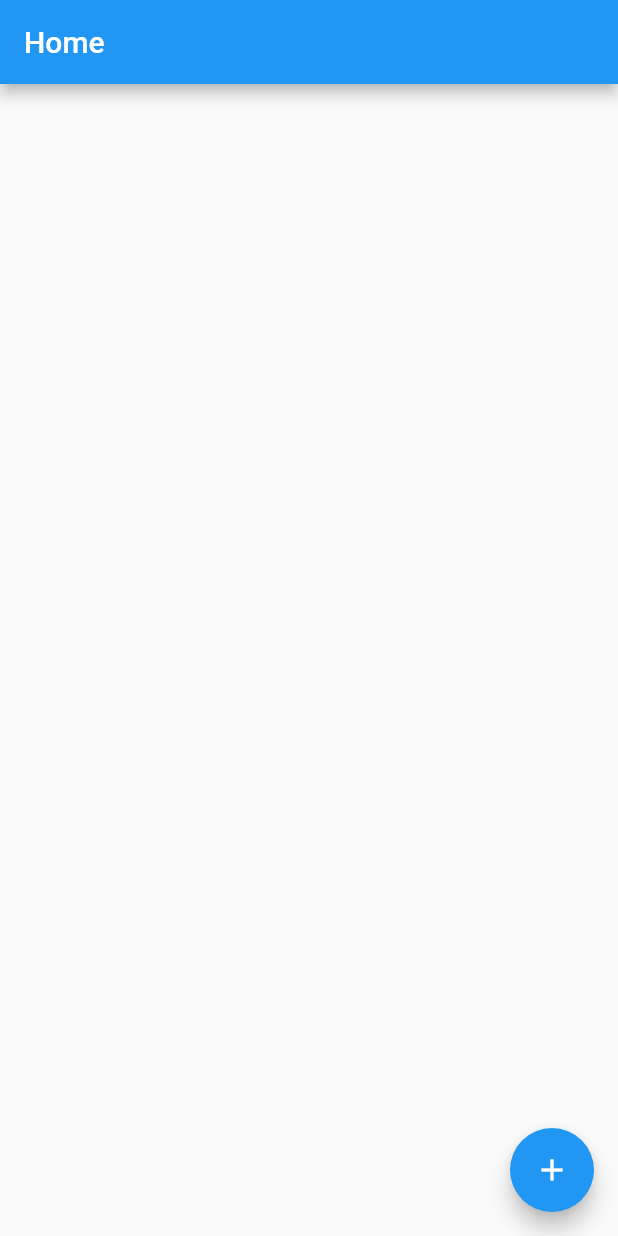
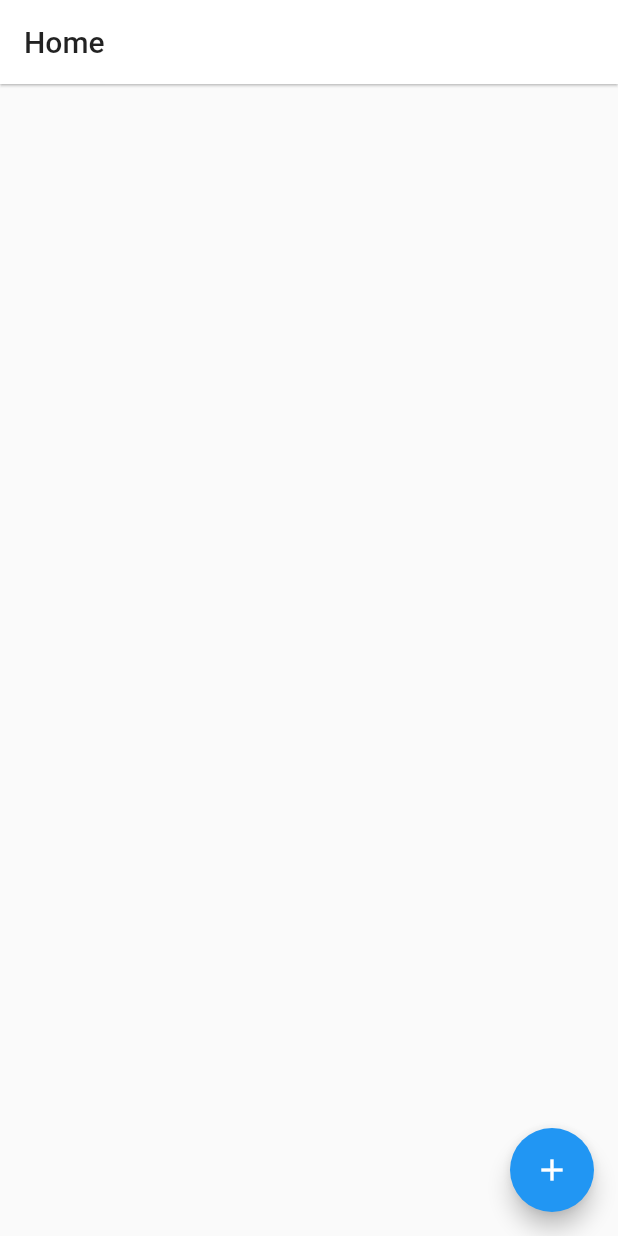
Before and after one commit to HAUDRAUFHAUN/music_lobby, a Flutter app: the screen it shows after launch, on a phone screen of 412 x 824 dp. Run offline on Flutter 3.47's test engine with Material 2 defaults, Android fonts, the phone set to English and light mode, and no system bars.

Commit message:
improved ui

```diff
--- a/lib/main.dart
+++ b/lib/main.dart
@@ -5,7 +5,7 @@ void main() {
 }
 
 class MyApp extends StatelessWidget {
-  // This widget is the root of your application.
+  // This widget is the root of the application.
   @override
   Widget build(BuildContext context) {
     return MaterialApp(
@@ -20,8 +20,7 @@ class MyApp extends StatelessWidget {
           // or simply save your changes to "hot reload" in a Flutter IDE).
           // Notice that the counter didn't reset back to zero; the application
           // is not restarted.
-        primarySwatch: Colors.blue,
-      ),
+          primaryColor: Colors.white),
       home: MyHomePage(title: 'Home'),
     );
   }
@@ -72,6 +71,7 @@ class _MyHomePageState extends State<MyHomePage> {
         // Here we take the value from the MyHomePage object that was created by
         // the App.build method, and use it to set our appbar title.
         title: Text(widget.title),
+        elevation: 0.7,
       ),
       body: Center(
         // Center is a layout widget. It takes a single child and positions it
```
Lines whose indentation alone changed are shown as unchanged.
